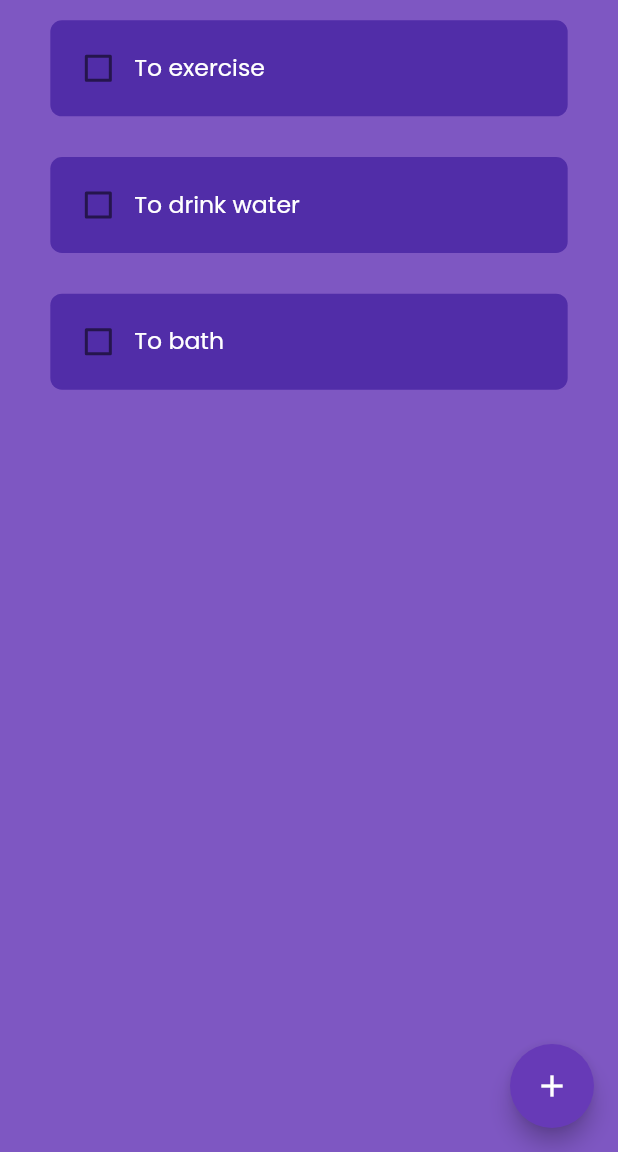
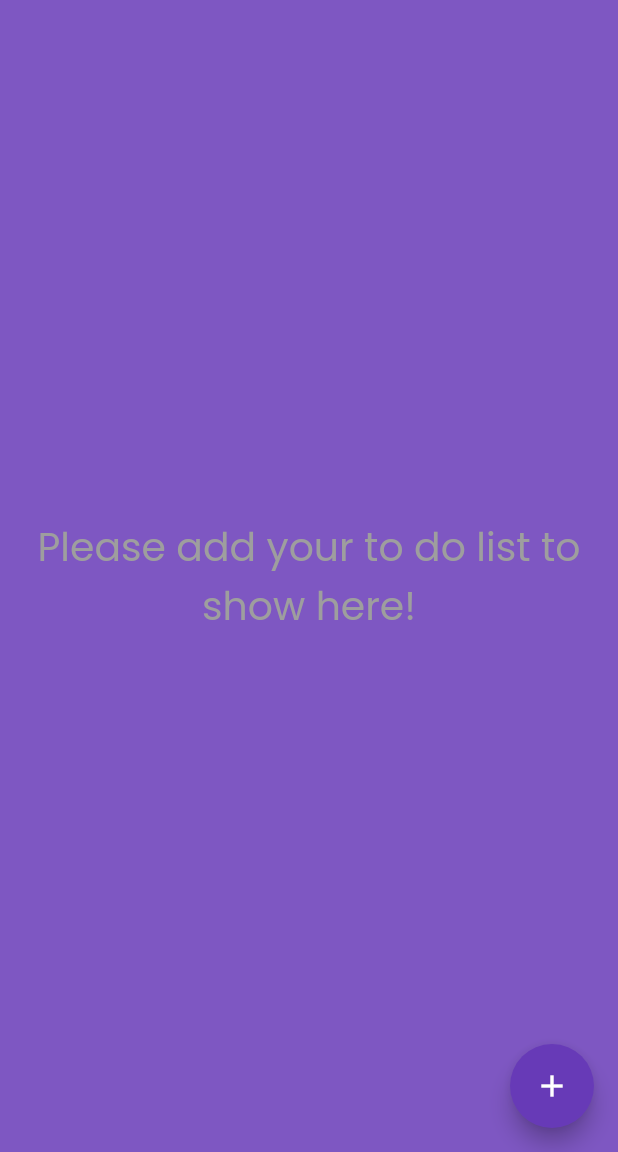
Before and after one commit to ziggy010/todoapp_hive, a Flutter app: the screen it shows after launch, on a phone screen of 412 x 824 dp, the part 84-1236 px from its top. Run offline on Flutter 3.47's test engine with Material 2 defaults, Android fonts, the phone set to English and light mode, and no system bars; our stand-ins replace flutter_screenutil.

```diff
--- a/lib/pages/homepage.dart
+++ b/lib/pages/homepage.dart
@@ -15,11 +15,7 @@ class _HomePageState extends State<HomePage> {
 
   final _controller = TextEditingController();
 
-  List<ToDoModel> todoList = [
-    ToDoModel(todoText: 'To exercise', taskStatus: false),
-    ToDoModel(todoText: 'To drink water', taskStatus: false),
-    ToDoModel(todoText: 'To bath', taskStatus: false),
-  ];
+  List<ToDoModel> todoList = [];
 
   changeStatus(int index, bool? value) {
     setState(() {
@@ -76,7 +72,8 @@ class _HomePageState extends State<HomePage> {
         ),
       ),
       backgroundColor: Colors.deepPurple.shade400,
-      body: ListView.builder(
+      body: todoList.length != 0
+          ? ListView.builder(
               itemCount: todoList.length,
               itemBuilder: (BuildContext context, int index) {
                 return ToDoTile(
@@ -85,8 +82,29 @@ class _HomePageState extends State<HomePage> {
                   onChanged: (Value) {
                     changeStatus(index, Value);
                   },
+                  onDelete: () {
+                    setState(() {
+                      todoList.removeAt(index);
+                    });
+                  },
                 );
               },
+            )
+          : Center(
+              child: Padding(
+                padding: EdgeInsets.all(
+                  15.0.sm,
+                ),
+                child: Text(
+                  'Please add your to do list to show here!',
+                  style: TextStyle(
+                    color: Colors.grey,
+                    fontFamily: 'poppins',
+                    fontSize: 25.sp,
+                  ),
+                  textAlign: TextAlign.center,
+                ),
+              ),
             ),
     );
   }
```
Also changed, not shown: lib/components/todotile.dart (+18 -0 lines). Lines whose indentation alone changed are shown as unchanged.
